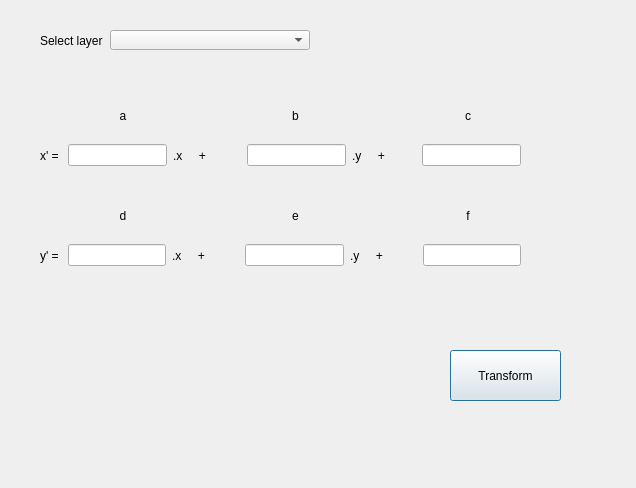
Above: affine_dialog_base.ui from ctu-fgis/2019-c-qgis-affine before the change. Below: the same form after it.
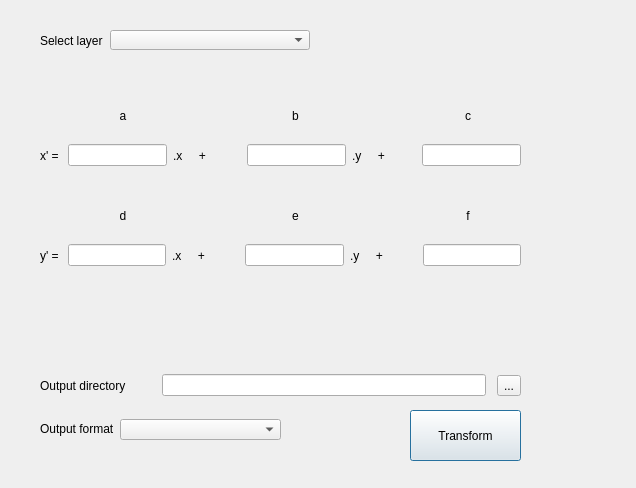
That is the form after the change.

Commit message:
Solving problem: create and write new layer
-widgets for output directory and format created
-coordinates in QgsGeometry prepared

Diff of the .ui file:
```diff
--- a/affine_dialog_base.ui
+++ b/affine_dialog_base.ui
@@ -262,8 +262,8 @@
   <widget class="QPushButton" name="Transform1_Push">
    <property name="geometry">
     <rect>
-     <x>450</x>
-     <y>350</y>
+     <x>410</x>
+     <y>410</y>
      <width>111</width>
      <height>51</height>
     </rect>
@@ -272,6 +272,93 @@
     <string>Transform</string>
    </property>
   </widget>
+  <widget class="QWidget" name="horizontalLayoutWidget_5">
+   <property name="geometry">
+    <rect>
+     <x>40</x>
+     <y>370</y>
+     <width>481</width>
+     <height>31</height>
+    </rect>
+   </property>
+   <layout class="QHBoxLayout" name="horizontalLayout_5">
+    <item>
+     <widget class="QLabel" name="out_Label">
+      <property name="text">
+       <string>Output directory</string>
+      </property>
+     </widget>
+    </item>
+    <item>
+     <spacer name="horizontalSpacer">
+      <property name="orientation">
+       <enum>Qt::Horizontal</enum>
+      </property>
+      <property name="sizeType">
+       <enum>QSizePolicy::Fixed</enum>
+      </property>
+      <property name="sizeHint" stdset="0">
+       <size>
+        <width>30</width>
+        <height>20</height>
+       </size>
+      </property>
+     </spacer>
+    </item>
+    <item>
+     <widget class="QLineEdit" name="out_Ledit"/>
+    </item>
+    <item>
+     <spacer name="horizontalSpacer_2">
+      <property name="orientation">
+       <enum>Qt::Horizontal</enum>
+      </property>
+      <property name="sizeType">
+       <enum>QSizePolicy::Fixed</enum>
+      </property>
+      <property name="sizeHint" stdset="0">
+       <size>
+        <width>5</width>
+        <height>20</height>
+       </size>
+      </property>
+     </spacer>
+    </item>
+    <item>
+     <widget class="QToolButton" name="out_TButton">
+      <property name="text">
+       <string>...</string>
+      </property>
+     </widget>
+    </item>
+   </layout>
+  </widget>
+  <widget class="QLabel" name="format_Label">
+   <property name="geometry">
+    <rect>
+     <x>40</x>
+     <y>418</y>
+     <width>81</width>
+     <height>21</height>
+    </rect>
+   </property>
+   <property name="text">
+    <string>Output format</string>
+   </property>
+  </widget>
+  <widget class="QComboBox" name="format_Cbox">
+   <property name="enabled">
+    <bool>true</bool>
+   </property>
+   <property name="geometry">
+    <rect>
+     <x>120</x>
+     <y>419</y>
+     <width>161</width>
+     <height>21</height>
+    </rect>
+   </property>
+  </widget>
  </widget>
  <resources/>
  <connections/>
```
The commit also changes 1 other file.
